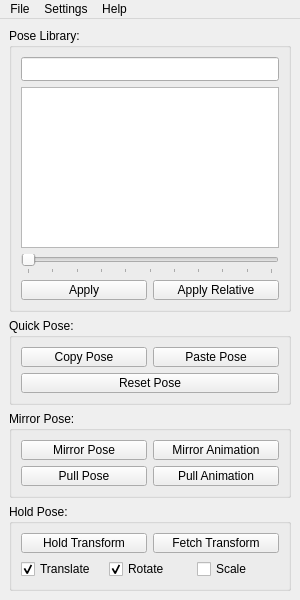
The window that ui/qezposer.ui (bhsingleton/poser) describes before a commit, drawn with Qt 5.
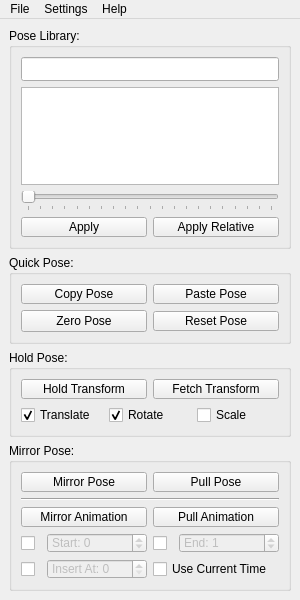
The same window after the commit. Custom widgets are drawn as their Qt base class.

Commit message: Implementing relative logic.

Diff of the .ui file:
```diff
--- a/ui/qezposer.ui
+++ b/ui/qezposer.ui
@@ -13,7 +13,7 @@
   <property name="minimumSize">
    <size>
     <width>300</width>
-    <height>400</height>
+    <height>600</height>
    </size>
   </property>
   <property name="windowTitle">
@@ -131,6 +131,9 @@
            <property name="tickPosition">
             <enum>QSlider::TicksBelow</enum>
            </property>
+           <property name="tickInterval">
+            <number>5</number>
+           </property>
           </widget>
          </item>
         </layout>
@@ -144,29 +147,7 @@
        <string>Quick Pose:</string>
       </property>
       <layout class="QGridLayout" name="gridLayout">
-       <item row="0" column="0">
-        <widget class="QPushButton" name="copyPosePushButton">
-         <property name="minimumSize">
-          <size>
-           <width>0</width>
-           <height>20</height>
-          </size>
-         </property>
-         <property name="maximumSize">
-          <size>
-           <width>16777215</width>
-           <height>20</height>
-          </size>
-         </property>
-         <property name="toolTip">
-          <string>Copies a pose to the clipboard.</string>
-         </property>
-         <property name="text">
-          <string>Copy Pose</string>
-         </property>
-        </widget>
-       </item>
-       <item row="0" column="1">
+       <item row="0" column="2">
         <widget class="QPushButton" name="pastePosePushButton">
          <property name="minimumSize">
           <size>
@@ -188,7 +169,29 @@
          </property>
         </widget>
        </item>
-       <item row="1" column="0" colspan="2">
+       <item row="0" column="1">
+        <widget class="QPushButton" name="copyPosePushButton">
+         <property name="minimumSize">
+          <size>
+           <width>0</width>
+           <height>20</height>
+          </size>
+         </property>
+         <property name="maximumSize">
+          <size>
+           <width>16777215</width>
+           <height>20</height>
+          </size>
+         </property>
+         <property name="toolTip">
+          <string>Copies a pose to the clipboard.</string>
+         </property>
+         <property name="text">
+          <string>Copy Pose</string>
+         </property>
+        </widget>
+       </item>
+       <item row="1" column="2">
         <widget class="QPushButton" name="resetPosePushButton">
          <property name="minimumSize">
           <size>
@@ -207,94 +210,10 @@
          </property>
         </widget>
        </item>
-      </layout>
-     </widget>
-    </item>
-    <item>
-     <widget class="QGroupBox" name="mirrorPoseGroupBox">
-      <property name="title">
-       <string>Mirror Pose:</string>
-      </property>
-      <layout class="QGridLayout" name="mirrorPoseLayout">
-       <item row="0" column="0">
-        <widget class="QPushButton" name="mirrorPosePushButton">
-         <property name="minimumSize">
-          <size>
-           <width>0</width>
-           <height>20</height>
-          </size>
-         </property>
-         <property name="maximumSize">
-          <size>
-           <width>16777215</width>
-           <height>20</height>
-          </size>
-         </property>
-         <property name="toolTip">
-          <string>Mirrors the pose on the selected nodes.</string>
-         </property>
-         <property name="text">
-          <string>Mirror Pose</string>
-         </property>
-        </widget>
-       </item>
-       <item row="0" column="1">
-        <widget class="QPushButton" name="mirrorAnimationPushButton">
-         <property name="minimumSize">
-          <size>
-           <width>0</width>
-           <height>20</height>
-          </size>
-         </property>
-         <property name="maximumSize">
-          <size>
-           <width>16777215</width>
-           <height>20</height>
-          </size>
-         </property>
-         <property name="toolTip">
-          <string>Mirrors the animation on the selected nodes.</string>
-         </property>
-         <property name="text">
-          <string>Mirror Animation</string>
-         </property>
-        </widget>
-       </item>
-       <item row="1" column="0">
-        <widget class="QPushButton" name="pullPosePushButton">
-         <property name="minimumSize">
-          <size>
-           <width>0</width>
-           <height>20</height>
-          </size>
-         </property>
-         <property name="maximumSize">
-          <size>
-           <width>16777215</width>
-           <height>20</height>
-          </size>
-         </property>
-         <property name="text">
-          <string>Pull Pose</string>
-         </property>
-        </widget>
-       </item>
        <item row="1" column="1">
-        <widget class="QPushButton" name="pullAnimationPushButton">
-         <property name="minimumSize">
-          <size>
-           <width>0</width>
-           <height>20</height>
-          </size>
-         </property>
-         <property name="maximumSize">
-          <size>
-           <width>16777215</width>
-           <height>20</height>
-          </size>
-         </property>
+        <widget class="QPushButton" name="zeroPosePushButton">
          <property name="text">
-          <string>Pull Animation</string>
+          <string>Zero Pose</string>
          </property>
         </widget>
        </item>
@@ -439,6 +358,375 @@
       </layout>
      </widget>
     </item>
+    <item>
+     <widget class="QGroupBox" name="mirrorPoseGroupBox">
+      <property name="title">
+       <string>Mirror Pose:</string>
+      </property>
+      <layout class="QGridLayout" name="mirrorPoseLayout">
+       <item row="0" column="0">
+        <widget class="QPushButton" name="mirrorPosePushButton">
+         <property name="minimumSize">
+          <size>
+           <width>0</width>
+           <height>20</height>
+          </size>
+         </property>
+         <property name="maximumSize">
+          <size>
+           <width>16777215</width>
+           <height>20</height>
+          </size>
+         </property>
+         <property name="toolTip">
+          <string>Mirrors the pose to the opposite nodes.</string>
+         </property>
+         <property name="text">
+          <string>Mirror Pose</string>
+         </property>
+        </widget>
+       </item>
+       <item row="3" column="1">
+        <widget class="QWidget" name="endTimeWidget" native="true">
+         <property name="minimumSize">
+          <size>
+           <width>0</width>
+           <height>20</height>
+          </size>
+         </property>
+         <property name="maximumSize">
+          <size>
+           <width>16777215</width>
+           <height>20</height>
+          </size>
+         </property>
+         <layout class="QHBoxLayout" name="endTimeLayout">
+          <property name="leftMargin">
+           <number>0</number>
+          </property>
+          <property name="topMargin">
+           <number>0</number>
+          </property>
+          <property name="rightMargin">
+           <number>0</number>
+          </property>
+          <property name="bottomMargin">
+           <number>0</number>
+          </property>
+          <item>
+           <widget class="QCheckBox" name="endTimeCheckBox">
+            <property name="minimumSize">
+             <size>
+              <width>20</width>
+              <height>20</height>
+             </size>
+            </property>
+            <property name="maximumSize">
+             <size>
+              <width>20</width>
+              <height>20</height>
+             </size>
+            </property>
+            <property name="toolTip">
+             <string>Determines if the current time or a custom time should be used.</string>
+            </property>
+            <property name="text">
+             <string/>
+            </property>
+           </widget>
+          </item>
+          <item>
+           <widget class="QTimeSpinBox" name="endTimeSpinBox">
+            <property name="enabled">
+             <bool>false</bool>
+            </property>
+            <property name="minimumSize">
+             <size>
+              <width>0</width>
+              <height>20</height>
+             </size>
+            </property>
+            <property name="maximumSize">
+             <size>
+              <width>16777215</width>
+              <height>20</height>
+             </size>
+            </property>
+            <property name="toolTip">
+             <string>Specify the end frame to mirror animation from.</string>
+            </property>
+            <property name="suffix">
+             <string/>
+            </property>
+            <property name="prefix">
+             <string>End: </string>
+            </property>
+            <property name="minimum">
+             <number>-9999</number>
+            </property>
+            <property name="maximum">
+             <number>9999</number>
+            </property>
+            <property name="value">
+             <number>1</number>
+            </property>
+           </widget>
+          </item>
+         </layout>
+        </widget>
+       </item>
+       <item row="2" column="1">
+        <widget class="QPushButton" name="pullAnimationPushButton">
+         <property name="minimumSize">
+          <size>
+           <width>0</width>
+           <height>20</height>
+          </size>
+         </property>
+         <property name="maximumSize">
+          <size>
+           <width>16777215</width>
+           <height>20</height>
+          </size>
+         </property>
+         <property name="toolTip">
+          <string>Pulls the animation from the opposite nodes.</string>
+         </property>
+         <property name="text">
+          <string>Pull Animation</string>
+         </property>
+        </widget>
+       </item>
+       <item row="4" column="0">
+        <widget class="QWidget" name="insertTimeWidget" native="true">
+         <property name="minimumSize">
+          <size>
+           <width>0</width>
+           <height>20</height>
+          </size>
+         </property>
+         <property name="maximumSize">
+          <size>
+           <width>16777215</width>
+           <height>20</height>
+          </size>
+         </property>
+         <layout class="QHBoxLayout" name="insertTimeLayout">
+          <property name="leftMargin">
+           <number>0</number>
+          </property>
+          <property name="topMargin">
+           <number>0</number>
+          </property>
+          <property name="rightMargin">
+           <number>0</number>
+          </property>
+          <property name="bottomMargin">
+           <number>0</number>
+          </property>
+          <item>
+           <widget class="QCheckBox" name="insertTimeCheckBox">
+            <property name="minimumSize">
+             <size>
+              <width>20</width>
+              <height>20</height>
+             </size>
+            </property>
+            <property name="maximumSize">
+             <size>
+              <width>20</width>
+              <height>20</height>
+             </size>
+            </property>
+            <property name="text">
+             <string/>
+            </property>
+           </widget>
+          </item>
+          <item>
+           <widget class="QSpinBox" name="insertTimeSpinBox">
+            <property name="enabled">
+             <bool>false</bool>
+            </property>
+            <property name="minimumSize">
+             <size>
+              <width>0</width>
+              <height>20</height>
+             </size>
+            </property>
+            <property name="maximumSize">
+             <size>
+              <width>16777215</width>
+              <height>20</height>
+             </size>
+            </property>
+            <property name="prefix">
+             <string>Insert At: </string>
+            </property>
+           </widget>
+          </item>
+         </layout>
+        </widget>
+       </item>
+       <item row="2" column="0">
+        <widget class="QPushButton" name="mirrorAnimationPushButton">
+         <property name="minimumSize">
+          <size>
+           <width>0</width>
+           <height>20</height>
+          </size>
+         </property>
+         <property name="maximumSize">
+          <size>
+           <width>16777215</width>
+           <height>20</height>
+          </size>
+         </property>
+         <property name="toolTip">
+          <string>Mirrors the animation to the opposite nodes.</string>
+         </property>
+         <property name="text">
+          <string>Mirror Animation</string>
+         </property>
+        </widget>
+       </item>
+       <item row="3" column="0">
+        <widget class="QWidget" name="startTimeWidget" native="true">
+         <property name="minimumSize">
+          <size>
+           <width>0</width>
+           <height>20</height>
+          </size>
+         </property>
+         <property name="maximumSize">
+          <size>
+           <width>16777215</width>
+           <height>20</height>
+          </size>
+         </property>
+         <layout class="QHBoxLayout" name="startTimeLayout">
+          <property name="leftMargin">
+           <number>0</number>
+          </property>
+          <property name="topMargin">
+           <number>0</number>
+          </property>
+          <property name="rightMargin">
+           <number>0</number>
+          </property>
+          <property name="bottomMargin">
+           <number>0</number>
+          </property>
+          <item>
+           <widget class="QCheckBox" name="startTimeCheckBox">
+            <property name="minimumSize">
+             <size>
+              <width>20</width>
+              <height>20</height>
+             </size>
+            </property>
+            <property name="maximumSize">
+             <size>
+              <width>20</width>
+              <height>20</height>
+             </size>
+            </property>
+            <property name="toolTip">
+             <string>Determines if the current time or a custom time should be used.</string>
+            </property>
+            <property name="text">
+             <string/>
+            </property>
+           </widget>
+          </item>
+          <item>
+           <widget class="QTimeSpinBox" name="startTimeSpinBox">
+            <property name="enabled">
+             <bool>false</bool>
+            </property>
+            <property name="minimumSize">
+             <size>
+              <width>0</width>
+              <height>20</height>
+             </size>
+            </property>
+            <property name="maximumSize">
+             <size>
+              <width>16777215</width>
+              <height>20</height>
+             </size>
+            </property>
+            <property name="toolTip">
+             <string>Specify the start frame to mirror animation from.</string>
+            </property>
+            <property name="suffix">
+             <string/>
+            </property>
+            <property name="prefix">
+             <string>Start: </string>
+            </property>
+            <property name="minimum">
+             <number>-9999</number>
+            </property>
+            <property name="value">
+             <number>0</number>
+            </property>
+           </widget>
+          </item>
+         </layout>
+        </widget>
+       </item>
+       <item row="0" column="1">
+        <widget class="QPushButton" name="pullPosePushButton">
+         <property name="minimumSize">
+          <size>
+           <width>0</width>
+           <height>20</height>
+          </size>
+         </property>
+         <property name="maximumSize">
+          <size>
+           <width>16777215</width>
+           <height>20</height>
+          </size>
+         </property>
+         <property name="toolTip">
+          <string>Pulls the pose from the opposite nodes.</string>
+         </property>
+         <property name="text">
+          <string>Pull Pose</string>
+         </property>
+        </widget>
+       </item>
+       <item row="4" column="1">
+        <widget class="QCheckBox" name="useCurrentTimeCheckBox">
+         <property name="minimumSize">
+          <size>
+           <width>0</width>
+           <height>20</height>
+          </size>
+         </property>
+         <property name="maximumSize">
+          <size>
+           <width>16777215</width>
+           <height>20</height>
+          </size>
+         </property>
+         <property name="text">
+          <string>Use Current Time</string>
+         </property>
+        </widget>
+       </item>
+       <item row="1" column="0" colspan="2">
+        <widget class="Line" name="line">
+         <property name="orientation">
+          <enum>Qt::Horizontal</enum>
+         </property>
+        </widget>
+       </item>
+      </layout>
+     </widget>
+    </item>
    </layout>
   </widget>
   <widget class="QMenuBar" name="mainMenuBar">
@@ -533,6 +821,13 @@
    </property>
   </actiongroup>
  </widget>
+ <customwidgets>
+  <customwidget>
+   <class>QTimeSpinBox</class>
+   <extends>QSpinBox</extends>
+   <header>dcc/ui/qtimespinbox.h</header>
+  </customwidget>
+ </customwidgets>
  <resources/>
  <connections/>
  <buttongroups>
```
Left out of the diff: 70 changed lines with no effect on the pictures. The commit also changes 2 other files.
